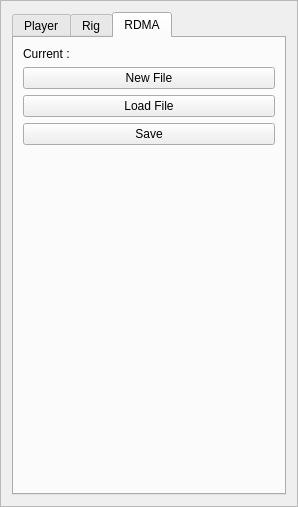
This is Plugins/Animation/src/UI/AnimationUI.ui in hoshiryu/Radium-Engine as Qt 5 draws it before an edit. The edited form follows.
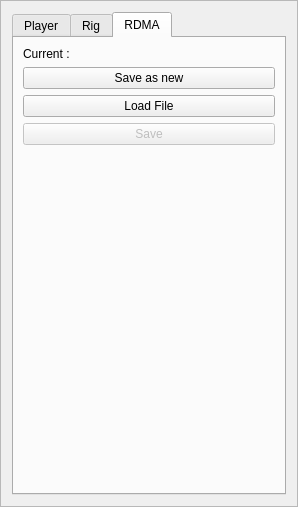
This is the edited form. Icons and pictures are not drawn.

Commit message: change save button to save as new

```diff
--- a/Plugins/Animation/src/UI/AnimationUI.ui
+++ b/Plugins/Animation/src/UI/AnimationUI.ui
@@ -544,7 +544,7 @@
        <item>
         <widget class="QPushButton" name="pushButton_newRdmaFile">
          <property name="text">
-          <string>New File</string>
+          <string>Save as new</string>
          </property>
         </widget>
        </item>
@@ -556,7 +556,10 @@
         </widget>
        </item>
        <item>
-        <widget class="QPushButton" name="pushButton_saveRdma">
+        <widget class="QPushButton" name="pushButton_saveRdmaFile">
+         <property name="enabled">
+          <bool>false</bool>
+         </property>
          <property name="text">
           <string>Save</string>
          </property>
```
The commit also changes 2 other files.
